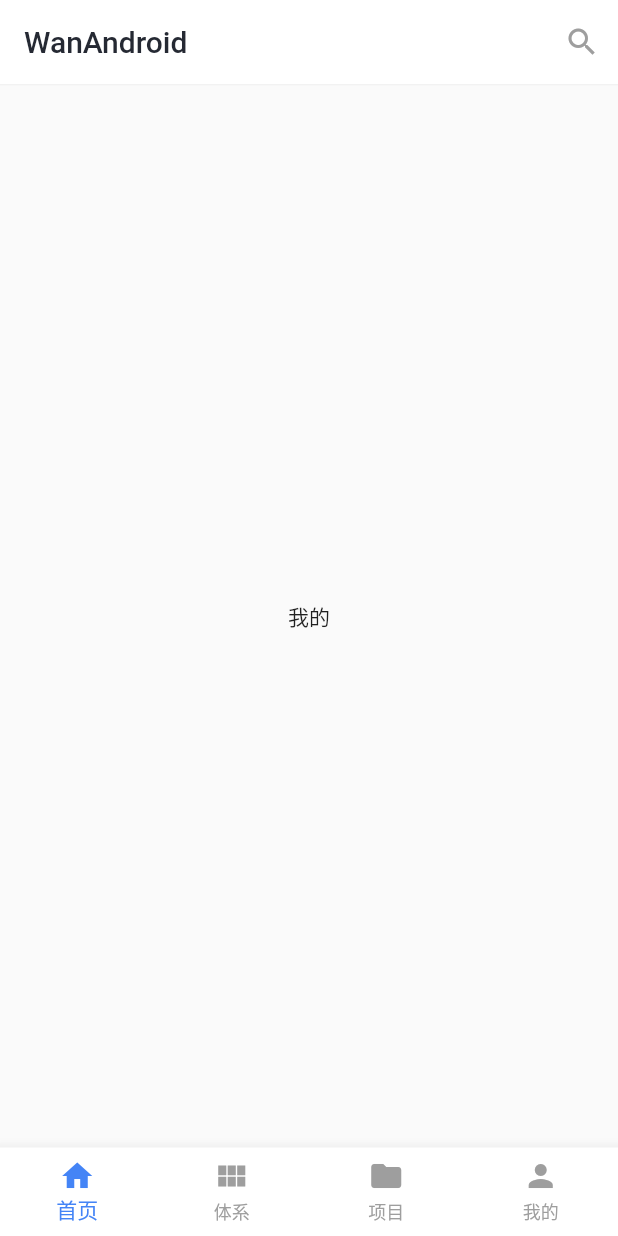
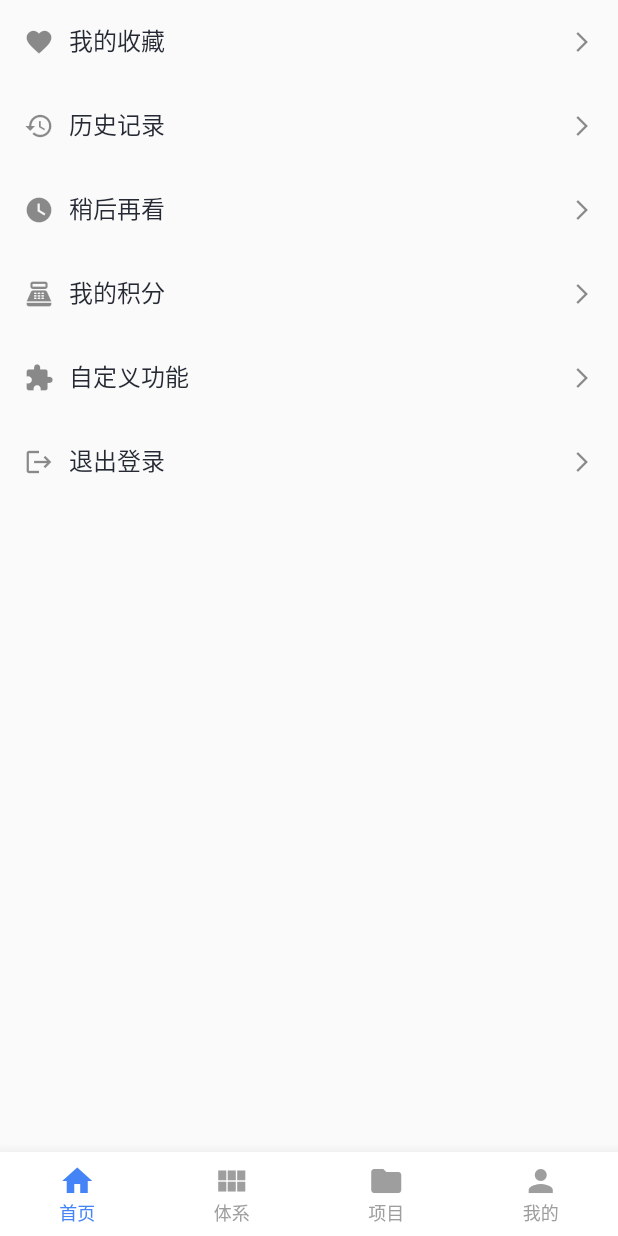
Before and after one commit to chiclaim/WanFlutter, a Flutter app: the screen it shows after launch, swiped to page 4, on a phone screen of 412 x 824 dp. Run offline on Flutter 3.47's test engine with Material 2 defaults, Android fonts, the phone set to English and light mode, and no system bars; our stand-ins replace carousel_slider, dio, fluttertoast, share_plus, webview_flutter; network calls fail.

Commit message:
添加首页轮播图、我的页面UI编写

```diff
--- a/lib/main.dart
+++ b/lib/main.dart
@@ -64,30 +64,6 @@ class _MainPageState extends State<MainPage> {
       statusBarColor: mainColor,
     ));
     return Scaffold(
-      appBar: AppBar(
-          title: const Text(
-            'WanAndroid',
-            style: TextStyle(color: titleColor),
-          ),
-          backgroundColor: mainColor,
-          elevation: 0,
-          actions: [
-            IconButton(
-              icon: const Icon(
-                Icons.search,
-                color: Colors.grey,
-              ),
-              tooltip: "搜索",
-              onPressed: () {},
-            ),
-          ],
-          bottom: PreferredSize(
-            preferredSize: const Size.fromHeight(1.0),
-            child: Container(
-              color: const Color(0xFFF2F2F2),
-              height: 1.0,
-            ),
-          )),
       body: PageView(
         controller: _pageController,
         physics: const NeverScrollableScrollPhysics(), // 禁止左右滑动
@@ -95,7 +71,7 @@ class _MainPageState extends State<MainPage> {
       ),
       bottomNavigationBar: BottomNavigationBar(
         type: BottomNavigationBarType.fixed, // 固定每个选项的宽度和位置
-        // selectedFontSize: 14,
+        selectedFontSize: 12,
         showSelectedLabels: true, // 显示选中项的文本标签
         showUnselectedLabels: true, // 显示未选中项的文本标签
         backgroundColor: Colors.white, // 设置底部导航栏的背景色
--- a/lib/module/home/bean/home_banner_bean.dart
+++ b/lib/module/home/bean/home_banner_bean.dart
@@ -1,4 +1,4 @@
-class Banner {
+class HomeBanner {
   String? desc;
   int? id;
   String? imagePath;
@@ -8,9 +8,9 @@ class Banner {
   int? type;
   String? url;
 
-  Banner({desc, id, imagePath, isVisible, order, title, type, url});
+  HomeBanner({desc, id, imagePath, isVisible, order, title, type, url});
 
-  Banner.fromJson(Map<String, dynamic> json) {
+  HomeBanner.fromJson(Map<String, dynamic> json) {
     desc = json['desc'];
     id = json['id'];
     imagePath = json['imagePath'];
--- a/lib/module/home/bean/home_top_bean.dart
+++ b/lib/module/home/bean/home_top_bean.dart
@@ -3,12 +3,12 @@ import 'package:wanflutter/module/home/bean/top_bean.dart';
 
 class HomeTopBean {
   List<Top>? tops;
-  List<Banner>? banners;
+  List<HomeBanner>? banners;
 
   HomeTopBean({this.tops, this.banners});
 
   HomeTopBean.fromJson(List<dynamic>? topData, List<dynamic>? bannerData) {
     tops = topData?.map((e) => Top.fromJson(e)).toList();
-    banners = bannerData?.map((e) => Banner.fromJson(e)).toList();
+    banners = bannerData?.map((e) => HomeBanner.fromJson(e)).toList();
   }
 }
--- a/lib/module/mine/page/mine_page.dart
+++ b/lib/module/mine/page/mine_page.dart
@@ -1,28 +1,73 @@
-import 'package:flutter/cupertino.dart';
-import 'package:wanflutter/module/base/constants.dart';
-
 ///
 /// “我的” 页面
 ///
-class MinePage extends StatefulWidget {
+import 'package:flutter/material.dart';
+import 'package:wanflutter/widget/setting_item_widget.dart';
+
+class MinePage extends StatelessWidget {
   const MinePage({super.key});
 
   @override
-  State<StatefulWidget> createState() {
-    return MineState();
-  }
-}
-
-class MineState extends State<MinePage> with AutomaticKeepAliveClientMixin {
-  @override
-  bool get wantKeepAlive => true;
-
-  @override
   Widget build(BuildContext context) {
-    super.build(context);
-    if (debug) print("init ${runtimeType.toString()}");
-    return const Center(
-      child: Text("我的"),
+    return Scaffold(
+      body: ListView(
+        children: [
+          ListTile(
+            title: const SettingItemWidget(
+                leftIconData: Icons.favorite,
+                text: '我的收藏',
+                rightIconData: Icons.arrow_forward_ios),
+            onTap: () {
+              // 处理我的收藏的点击事件
+            },
+          ),
+          ListTile(
+            title: const SettingItemWidget(
+                leftIconData: Icons.history,
+                text: '历史记录',
+                rightIconData: Icons.arrow_forward_ios),
+            onTap: () {
+              // 处理历史记录的点击事件
+            },
+          ),
+          ListTile(
+            title: const SettingItemWidget(
+                leftIconData: Icons.watch_later,
+                text: '稍后再看',
+                rightIconData: Icons.arrow_forward_ios),
+            onTap: () {
+              // 处理稍后再看的点击事件
+            },
+          ),
+          ListTile(
+            title: const SettingItemWidget(
+                leftIconData: Icons.point_of_sale,
+                text: '我的积分',
+                rightIconData: Icons.arrow_forward_ios),
+            onTap: () {
+              // 处理我的积分的点击事件
+            },
+          ),
+          ListTile(
+            title: const SettingItemWidget(
+                leftIconData: Icons.extension,
+                text: '自定义功能',
+                rightIconData: Icons.arrow_forward_ios),
+            onTap: () {
+              // 处理自定义功能的点击事件
+            },
+          ),
+          ListTile(
+            title: const SettingItemWidget(
+                leftIconData: Icons.logout,
+                text: '退出登录',
+                rightIconData: Icons.arrow_forward_ios),
+            onTap: () {
+              // 处理自定义功能的点击事件
+            },
+          )
+        ],
+      ),
     );
   }
 }
--- /dev/null
+++ b/lib/widget/setting_item_widget.dart
@@ -0,0 +1,32 @@
+import 'package:flutter/material.dart';
+
+class SettingItemWidget extends StatelessWidget {
+  final IconData? leftIconData;
+  final double iconTextMargin;
+  final String text;
+  final TextStyle? textStyle;
+  final IconData? rightIconData;
+  static const double defaultIconSize = 20;
+
+  const SettingItemWidget(
+      {super.key,
+      this.leftIconData,
+      required this.text,
+      this.textStyle =
+          const TextStyle(fontSize: 16, color: Color(0xFF252933), height: 1.1),
+      this.iconTextMargin = 10,
+      this.rightIconData});
+
+  @override
+  Widget build(BuildContext context) {
+    return Row(
+      children: [
+        if (leftIconData != null) Icon(leftIconData, size: defaultIconSize),
+        SizedBox(width: iconTextMargin), // 添加间距
+        Text(text, style: textStyle),
+        const Spacer(), // 将箭头图标推到右侧
+        if (rightIconData != null) Icon(rightIconData, size: 16),
+      ],
+    );
+  }
+}
--- a/pubspec.yaml
+++ b/pubspec.yaml
@@ -36,6 +36,7 @@ dependencies:
   fluttertoast: ^8.2.2
   url_launcher: ^6.1.11
   share_plus: 7.0.2
+  carousel_slider: ^4.2.1
 
 
   # The following adds the Cupertino Icons font to your application.
```
Also changed, not shown: lib/module/home/page/home_page.dart (+76 -14 lines), pubspec.lock.
